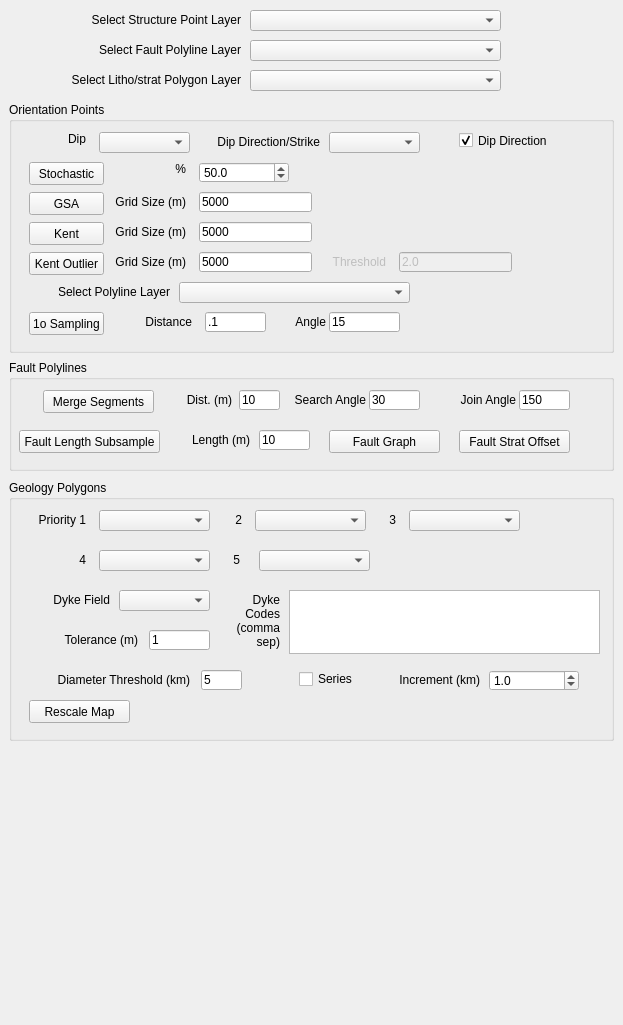
This is GeoSubSampler_dockwidget_base.ui in Loop3D/GeoSubSampler as Qt 5 draws it before an edit. The edited form follows.
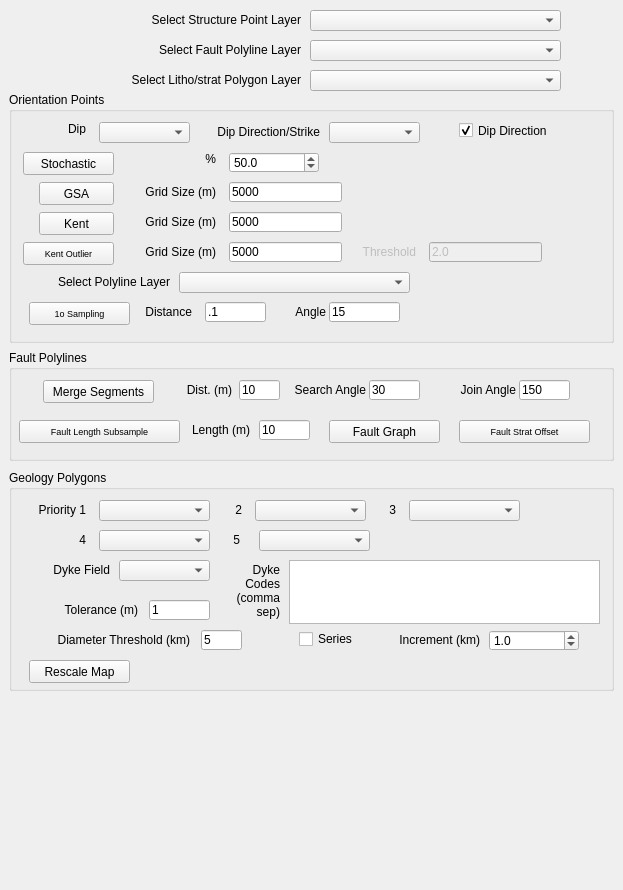
This is the edited form. Custom widgets are drawn as their Qt base class.

Commit message: rename fault subsampler class and compress GUI for MacOS

```diff
--- a/GeoSubSampler_dockwidget_base.ui
+++ b/GeoSubSampler_dockwidget_base.ui
@@ -7,7 +7,7 @@
     <x>0</x>
     <y>0</y>
     <width>623</width>
-    <height>1025</height>
+    <height>890</height>
    </rect>
   </property>
   <property name="windowTitle">
@@ -18,9 +18,9 @@
     <property name="geometry">
      <rect>
       <x>9</x>
-      <y>480</y>
+      <y>470</y>
       <width>605</width>
-      <height>261</height>
+      <height>221</height>
      </rect>
     </property>
     <property name="title">
@@ -30,7 +30,7 @@
      <property name="geometry">
       <rect>
        <x>192</x>
-       <y>190</y>
+       <y>160</y>
        <width>41</width>
        <height>20</height>
       </rect>
@@ -43,7 +43,7 @@
      <property name="geometry">
       <rect>
        <x>20</x>
-       <y>220</y>
+       <y>190</y>
        <width>101</width>
        <height>23</height>
       </rect>
@@ -56,7 +56,7 @@
      <property name="geometry">
       <rect>
        <x>20</x>
-       <y>190</y>
+       <y>160</y>
        <width>161</width>
        <height>20</height>
       </rect>
@@ -98,7 +98,7 @@
      <property name="geometry">
       <rect>
        <x>38</x>
-       <y>150</y>
+       <y>130</y>
        <width>91</width>
        <height>20</height>
       </rect>
@@ -114,7 +114,7 @@
      <property name="geometry">
       <rect>
        <x>140</x>
-       <y>150</y>
+       <y>130</y>
        <width>61</width>
        <height>20</height>
       </rect>
@@ -205,7 +205,7 @@
      <property name="geometry">
       <rect>
        <x>56</x>
-       <y>70</y>
+       <y>60</y>
        <width>21</width>
        <height>20</height>
       </rect>
@@ -221,7 +221,7 @@
      <property name="geometry">
       <rect>
        <x>90</x>
-       <y>70</y>
+       <y>60</y>
        <width>111</width>
        <height>21</height>
       </rect>
@@ -231,7 +231,7 @@
      <property name="geometry">
       <rect>
        <x>210</x>
-       <y>70</y>
+       <y>60</y>
        <width>21</width>
        <height>20</height>
       </rect>
@@ -247,7 +247,7 @@
      <property name="geometry">
       <rect>
        <x>250</x>
-       <y>70</y>
+       <y>60</y>
        <width>111</width>
        <height>21</height>
       </rect>
@@ -257,7 +257,7 @@
      <property name="geometry">
       <rect>
        <x>30</x>
-       <y>110</y>
+       <y>90</y>
        <width>71</width>
        <height>20</height>
       </rect>
@@ -273,7 +273,7 @@
      <property name="geometry">
       <rect>
        <x>110</x>
-       <y>110</y>
+       <y>90</y>
        <width>91</width>
        <height>21</height>
       </rect>
@@ -283,7 +283,7 @@
      <property name="geometry">
       <rect>
        <x>280</x>
-       <y>110</y>
+       <y>90</y>
        <width>311</width>
        <height>64</height>
       </rect>
@@ -293,7 +293,7 @@
      <property name="geometry">
       <rect>
        <x>210</x>
-       <y>110</y>
+       <y>90</y>
        <width>61</width>
        <height>61</height>
       </rect>
@@ -312,7 +312,7 @@
      <property name="geometry">
       <rect>
        <x>290</x>
-       <y>190</y>
+       <y>160</y>
        <width>71</width>
        <height>18</height>
       </rect>
@@ -325,7 +325,7 @@
      <property name="geometry">
       <rect>
        <x>480</x>
-       <y>190</y>
+       <y>160</y>
        <width>90</width>
        <height>21</height>
       </rect>
@@ -347,7 +347,7 @@
      <property name="geometry">
       <rect>
        <x>360</x>
-       <y>190</y>
+       <y>160</y>
        <width>111</width>
        <height>20</height>
       </rect>
@@ -364,7 +364,7 @@
     <property name="geometry">
      <rect>
       <x>9</x>
-      <y>102</y>
+      <y>92</y>
       <width>605</width>
       <height>251</height>
      </rect>
@@ -387,9 +387,9 @@
     <widget class="QPushButton" name="pushButton_stochastic">
      <property name="geometry">
       <rect>
-       <x>20</x>
+       <x>14</x>
        <y>60</y>
-       <width>75</width>
+       <width>91</width>
        <height>23</height>
       </rect>
      </property>
@@ -400,7 +400,7 @@
     <widget class="QPushButton" name="pushButton_gridCellAveraging">
      <property name="geometry">
       <rect>
-       <x>20</x>
+       <x>30</x>
        <y>90</y>
        <width>75</width>
        <height>23</height>
@@ -413,7 +413,7 @@
     <widget class="QLabel" name="label_2">
      <property name="geometry">
       <rect>
-       <x>130</x>
+       <x>160</x>
        <y>60</y>
        <width>47</width>
        <height>13</height>
@@ -429,7 +429,7 @@
     <widget class="QLineEdit" name="lineEdit_grid_size">
      <property name="geometry">
       <rect>
-       <x>190</x>
+       <x>220</x>
        <y>90</y>
        <width>113</width>
        <height>20</height>
@@ -442,9 +442,9 @@
     <widget class="QLabel" name="label_3">
      <property name="geometry">
       <rect>
-       <x>106</x>
+       <x>116</x>
        <y>90</y>
-       <width>71</width>
+       <width>91</width>
        <height>20</height>
       </rect>
      </property>
@@ -526,7 +526,7 @@
     <widget class="QLineEdit" name="lineEdit_grid_size_kent">
      <property name="geometry">
       <rect>
-       <x>190</x>
+       <x>220</x>
        <y>120</y>
        <width>113</width>
        <height>20</height>
@@ -539,7 +539,7 @@
     <widget class="QPushButton" name="pushButton_kent">
      <property name="geometry">
       <rect>
-       <x>20</x>
+       <x>30</x>
        <y>120</y>
        <width>75</width>
        <height>23</height>
@@ -552,9 +552,9 @@
     <widget class="QLabel" name="label_6">
      <property name="geometry">
       <rect>
-       <x>106</x>
+       <x>116</x>
        <y>120</y>
-       <width>71</width>
+       <width>91</width>
        <height>20</height>
       </rect>
      </property>
@@ -568,9 +568,9 @@
     <widget class="QLabel" name="label_7">
      <property name="geometry">
       <rect>
-       <x>106</x>
+       <x>126</x>
        <y>150</y>
-       <width>71</width>
+       <width>81</width>
        <height>20</height>
       </rect>
      </property>
@@ -584,7 +584,7 @@
     <widget class="QLineEdit" name="lineEdit_grid_size_kent_2">
      <property name="geometry">
       <rect>
-       <x>190</x>
+       <x>220</x>
        <y>150</y>
        <width>113</width>
        <height>20</height>
@@ -597,12 +597,17 @@
     <widget class="QPushButton" name="pushButton_kentOutlier">
      <property name="geometry">
       <rect>
-       <x>20</x>
+       <x>14</x>
        <y>150</y>
-       <width>75</width>
+       <width>91</width>
        <height>23</height>
       </rect>
      </property>
+     <property name="font">
+      <font>
+       <pointsize>7</pointsize>
+      </font>
+     </property>
      <property name="text">
       <string>Kent Outlier</string>
      </property>
@@ -613,7 +618,7 @@
      </property>
      <property name="geometry">
       <rect>
-       <x>390</x>
+       <x>420</x>
        <y>150</y>
        <width>113</width>
        <height>20</height>
@@ -629,7 +634,7 @@
      </property>
      <property name="geometry">
       <rect>
-       <x>306</x>
+       <x>336</x>
        <y>150</y>
        <width>71</width>
        <height>20</height>
@@ -645,9 +650,9 @@
     <widget class="QLabel" name="label_12">
      <property name="geometry">
       <rect>
-       <x>50</x>
+       <x>10</x>
        <y>180</y>
-       <width>111</width>
+       <width>151</width>
        <height>20</height>
       </rect>
      </property>
@@ -731,10 +736,15 @@
       <rect>
        <x>20</x>
        <y>210</y>
-       <width>75</width>
+       <width>101</width>
        <height>23</height>
       </rect>
      </property>
+     <property name="font">
+      <font>
+       <pointsize>7</pointsize>
+      </font>
+     </property>
      <property name="text">
       <string>1o Sampling</string>
      </property>
@@ -742,7 +752,7 @@
     <widget class="QgsDoubleSpinBox" name="mQgsDoubleSpinBox_percent">
      <property name="geometry">
       <rect>
-       <x>190</x>
+       <x>220</x>
        <y>60</y>
        <width>90</width>
        <height>21</height>
@@ -763,7 +773,7 @@
     <property name="geometry">
      <rect>
       <x>9</x>
-      <y>360</y>
+      <y>350</y>
       <width>605</width>
       <height>111</height>
      </rect>
@@ -827,10 +837,15 @@
       <rect>
        <x>10</x>
        <y>70</y>
-       <width>141</width>
+       <width>161</width>
        <height>23</height>
       </rect>
      </property>
+     <property name="font">
+      <font>
+       <pointsize>7</pointsize>
+      </font>
+     </property>
      <property name="text">
       <string>Fault Length Subsample</string>
      </property>
@@ -914,10 +929,15 @@
       <rect>
        <x>450</x>
        <y>70</y>
-       <width>111</width>
+       <width>131</width>
        <height>23</height>
       </rect>
      </property>
+     <property name="font">
+      <font>
+       <pointsize>7</pointsize>
+      </font>
+     </property>
      <property name="text">
       <string>Fault Strat Offset</string>
      </property>
@@ -955,7 +975,7 @@
    <widget class="QgsMapLayerComboBox" name="mMapLayerComboBox_points">
     <property name="geometry">
      <rect>
-      <x>250</x>
+      <x>310</x>
       <y>10</y>
       <width>251</width>
       <height>21</height>
@@ -965,7 +985,7 @@
    <widget class="QLabel" name="label_11">
     <property name="geometry">
      <rect>
-      <x>50</x>
+      <x>110</x>
       <y>10</y>
       <width>191</width>
       <height>20</height>
@@ -981,7 +1001,7 @@
    <widget class="QLabel" name="label_25">
     <property name="geometry">
      <rect>
-      <x>50</x>
+      <x>110</x>
       <y>40</y>
       <width>191</width>
       <height>20</height>
@@ -997,7 +1017,7 @@
    <widget class="QgsMapLayerComboBox" name="mMapLayerComboBox_fault_polylines">
     <property name="geometry">
      <rect>
-      <x>250</x>
+      <x>310</x>
       <y>40</y>
       <width>251</width>
       <height>21</height>
@@ -1007,7 +1027,7 @@
    <widget class="QgsMapLayerComboBox" name="mMapLayerComboBox_maps_polygons">
     <property name="geometry">
      <rect>
-      <x>250</x>
+      <x>310</x>
       <y>70</y>
       <width>251</width>
       <height>21</height>
@@ -1017,7 +1037,7 @@
    <widget class="QLabel" name="label_13">
     <property name="geometry">
      <rect>
-      <x>40</x>
+      <x>100</x>
       <y>70</y>
       <width>201</width>
       <height>20</height>
```
The commit also changes 1 other file.
